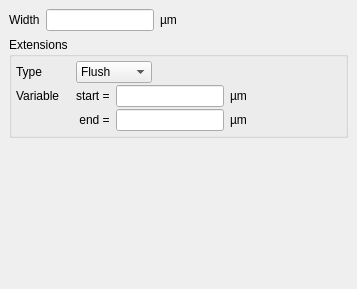
Before: the Qt Designer form eda-klayout/src/edt/edt/EditorOptionsPath.ui in tolgauye/GMOS, drawn with Qt 5.
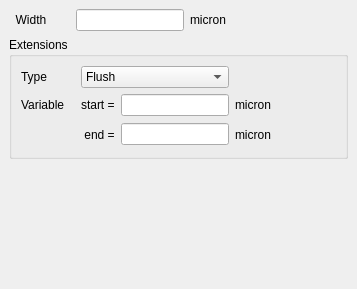
After: the same form once the commit is applied.

```diff
--- a/eda-klayout/src/edt/edt/EditorOptionsPath.ui
+++ b/eda-klayout/src/edt/edt/EditorOptionsPath.ui
@@ -13,75 +13,41 @@
   <property name="windowTitle">
    <string>Form</string>
   </property>
-  <layout class="QVBoxLayout">
-   <property name="spacing">
+  <layout class="QVBoxLayout" >
+   <property name="margin" >
+    <number>9</number>
+   </property>
+   <property name="spacing" >
     <number>6</number>
    </property>
-   <property name="leftMargin">
-    <number>0</number>
-   </property>
-   <property name="topMargin">
-    <number>0</number>
-   </property>
-   <property name="rightMargin">
-    <number>0</number>
-   </property>
-   <property name="bottomMargin">
-    <number>0</number>
-   </property>
    <item>
-    <widget class="QScrollArea" name="scrollArea">
-     <property name="frameShape">
+    <widget class="QFrame" name="frame_2" >
+     <property name="frameShape" >
       <enum>QFrame::NoFrame</enum>
      </property>
-     <property name="widgetResizable">
-      <bool>true</bool>
-     </property>
-     <widget class="QWidget" name="scrollAreaWidgetContents">
-      <property name="geometry">
-       <rect>
-        <x>0</x>
-        <y>0</y>
-        <width>357</width>
-        <height>289</height>
-       </rect>
-      </property>
-      <layout class="QGridLayout" name="gridLayout">
-       <item row="0" column="0">
-        <widget class="QFrame" name="frame_2">
-         <property name="frameShape">
-          <enum>QFrame::NoFrame</enum>
-         </property>
-         <property name="frameShadow">
+     <property name="frameShadow" >
           <enum>QFrame::Raised</enum>
          </property>
-         <layout class="QHBoxLayout" name="_2">
-          <property name="spacing">
+     <layout class="QHBoxLayout" >
+      <property name="margin" >
+       <number>0</number>
+      </property>
+      <property name="spacing" >
            <number>6</number>
           </property>
-          <property name="leftMargin">
-           <number>0</number>
-          </property>
-          <property name="topMargin">
-           <number>0</number>
-          </property>
-          <property name="rightMargin">
-           <number>0</number>
-          </property>
-          <property name="bottomMargin">
-           <number>0</number>
-          </property>
           <item>
-           <widget class="QLabel" name="label_2">
-            <property name="text">
-             <string>Width</string>
+       <widget class="QLabel" name="label_2" >
+        <property name="text" >
+         <string>  Width       </string>
             </property>
            </widget>
           </item>
           <item>
-           <widget class="QLineEdit" name="width_le">
-            <property name="sizePolicy">
-             <sizepolicy hsizetype="Fixed" vsizetype="Fixed">
+       <widget class="QLineEdit" name="width_le" >
+        <property name="sizePolicy" >
+         <sizepolicy>
+          <hsizetype>0</hsizetype>
+          <vsizetype>0</vsizetype>
               <horstretch>0</horstretch>
               <verstretch>0</verstretch>
              </sizepolicy>
@@ -89,9 +55,9 @@
            </widget>
           </item>
           <item>
-           <widget class="QLabel" name="label_3">
-            <property name="text">
-             <string>µm</string>
+       <widget class="QLabel" name="label_3" >
+        <property name="text" >
+         <string>micron</string>
             </property>
            </widget>
           </item>
@@ -111,10 +77,12 @@
          </layout>
         </widget>
        </item>
-       <item row="1" column="0">
-        <widget class="QGroupBox" name="groupBox">
-         <property name="sizePolicy">
-          <sizepolicy hsizetype="Preferred" vsizetype="Fixed">
+   <item>
+    <widget class="QGroupBox" name="groupBox" >
+     <property name="sizePolicy" >
+      <sizepolicy>
+       <hsizetype>5</hsizetype>
+       <vsizetype>0</vsizetype>
            <horstretch>0</horstretch>
            <verstretch>0</verstretch>
           </sizepolicy>
@@ -122,63 +90,91 @@
          <property name="title">
           <string>Extensions</string>
          </property>
-         <layout class="QGridLayout" name="_3">
-          <property name="leftMargin">
-           <number>4</number>
-          </property>
-          <property name="topMargin">
-           <number>4</number>
-          </property>
-          <property name="rightMargin">
-           <number>4</number>
-          </property>
-          <property name="bottomMargin">
-           <number>4</number>
-          </property>
-          <property name="horizontalSpacing">
+     <layout class="QGridLayout" >
+      <property name="margin" >
+       <number>9</number>
+      </property>
+      <property name="spacing" >
            <number>6</number>
           </property>
-          <property name="verticalSpacing">
-           <number>2</number>
-          </property>
-          <item row="2" column="1">
-           <widget class="QLabel" name="label_8">
-            <property name="text">
+      <item rowspan="3" row="0" column="4" >
+       <spacer>
+        <property name="orientation" >
+         <enum>Qt::Horizontal</enum>
+        </property>
+        <property name="sizeHint" >
+         <size>
+          <width>21</width>
+          <height>81</height>
+         </size>
+        </property>
+       </spacer>
+      </item>
+      <item row="2" column="3" >
+       <widget class="QLabel" name="label_5" >
+        <property name="text" >
+         <string>micron</string>
+        </property>
+       </widget>
+      </item>
+      <item row="1" column="3" >
+       <widget class="QLabel" name="label_4" >
+        <property name="text" >
+         <string>micron</string>
+        </property>
+       </widget>
+      </item>
+      <item row="2" column="2" >
+       <widget class="QLineEdit" name="end_ext_le" >
+        <property name="sizePolicy" >
+         <sizepolicy>
+          <hsizetype>0</hsizetype>
+          <vsizetype>0</vsizetype>
+          <horstretch>1</horstretch>
+          <verstretch>0</verstretch>
+         </sizepolicy>
+        </property>
+       </widget>
+      </item>
+      <item row="2" column="1" >
+       <widget class="QLabel" name="label_8" >
+        <property name="text" >
              <string> end =</string>
             </property>
            </widget>
           </item>
-          <item row="1" column="2">
-           <widget class="QLineEdit" name="start_ext_le">
-            <property name="sizePolicy">
-             <sizepolicy hsizetype="Fixed" vsizetype="Fixed">
-              <horstretch>1</horstretch>
-              <verstretch>0</verstretch>
-             </sizepolicy>
+      <item row="1" column="1" >
+       <widget class="QLabel" name="label_6" >
+        <property name="text" >
+         <string>start =</string>
             </property>
            </widget>
           </item>
-          <item row="2" column="3">
-           <widget class="QLabel" name="label_5">
-            <property name="text">
-             <string>µm</string>
-            </property>
-           </widget>
-          </item>
-          <item row="2" column="2">
-           <widget class="QLineEdit" name="end_ext_le">
-            <property name="sizePolicy">
-             <sizepolicy hsizetype="Fixed" vsizetype="Fixed">
+      <item row="1" column="2" >
+       <widget class="QLineEdit" name="start_ext_le" >
+        <property name="sizePolicy" >
+         <sizepolicy>
+          <hsizetype>0</hsizetype>
+          <vsizetype>0</vsizetype>
               <horstretch>1</horstretch>
               <verstretch>0</verstretch>
              </sizepolicy>
             </property>
            </widget>
           </item>
-          <item row="0" column="1" colspan="3">
-           <widget class="QComboBox" name="type_cb">
-            <property name="sizePolicy">
-             <sizepolicy hsizetype="Fixed" vsizetype="Fixed">
+      <item row="1" column="0" >
+       <widget class="QLabel" name="label_7" >
+        <property name="text" >
+         <string>Variable   </string>
+        </property>
+       </widget>
+      </item>
+      <item row="0" column="1" colspan="2" >
+       <widget class="QComboBox" name="type_cb" >
+        <property name="sizePolicy" >
+         <sizepolicy>
+          <hsizetype>5</hsizetype>
+          <vsizetype>0</vsizetype>
               <horstretch>0</horstretch>
               <verstretch>0</verstretch>
              </sizepolicy>
@@ -205,66 +201,28 @@
             </item>
            </widget>
           </item>
-          <item row="1" column="0">
-           <widget class="QLabel" name="label_7">
-            <property name="text">
-             <string>Variable   </string>
-            </property>
-           </widget>
-          </item>
-          <item row="1" column="3">
-           <widget class="QLabel" name="label_4">
-            <property name="text">
-             <string>µm</string>
-            </property>
-           </widget>
-          </item>
-          <item row="1" column="1">
-           <widget class="QLabel" name="label_6">
-            <property name="text">
-             <string>start =</string>
-            </property>
-           </widget>
-          </item>
-          <item row="0" column="0">
-           <widget class="QLabel" name="label">
-            <property name="text">
+      <item row="0" column="0" >
+       <widget class="QLabel" name="label" >
+        <property name="text" >
              <string>Type</string>
             </property>
            </widget>
           </item>
-          <item row="1" column="4">
-           <spacer name="horizontalSpacer">
-            <property name="orientation">
-             <enum>Qt::Horizontal</enum>
-            </property>
-            <property name="sizeHint" stdset="0">
-             <size>
-              <width>40</width>
-              <height>20</height>
-             </size>
-            </property>
-           </spacer>
-          </item>
          </layout>
         </widget>
        </item>
-       <item row="2" column="0">
-        <spacer name="spacer">
-         <property name="orientation">
+   <item>
+    <spacer>
+     <property name="orientation" >
           <enum>Qt::Vertical</enum>
          </property>
-         <property name="sizeHint" stdset="0">
+     <property name="sizeHint" >
           <size>
            <width>271</width>
-           <height>123</height>
+       <height>63</height>
           </size>
          </property>
         </spacer>
-       </item>
-      </layout>
-     </widget>
-    </widget>
    </item>
   </layout>
  </widget>
```
Left out of the diff: 24 changed lines with no effect on the pictures. Lines whose indentation alone changed are shown as unchanged.
